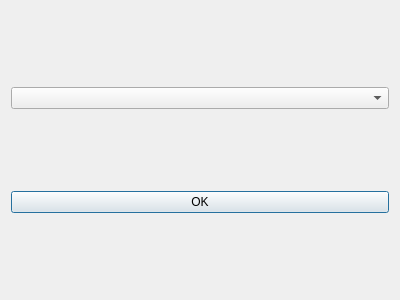
Qt form taskwindow.ui (idmit/solver) before a commit.
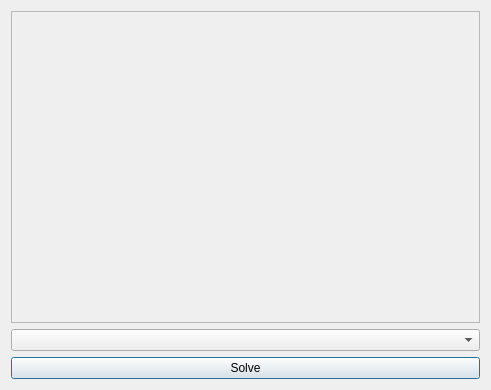
The same form after that commit.

The edit to the form file:
```diff
--- a/taskwindow.ui
+++ b/taskwindow.ui
@@ -6,31 +6,58 @@
    <rect>
     <x>0</x>
     <y>0</y>
-    <width>400</width>
-    <height>300</height>
+    <width>491</width>
+    <height>390</height>
    </rect>
   </property>
   <property name="windowTitle">
    <string>Dialog</string>
   </property>
   <layout class="QGridLayout" name="gridLayout">
-   <item row="0" column="0">
-    <layout class="QGridLayout" name="gridLayout_2">
-     <item row="0" column="0">
-      <widget class="QComboBox" name="solutionMethodsCombo"/>
-     </item>
-    </layout>
-   </item>
    <item row="1" column="0">
-    <layout class="QHBoxLayout" name="horizontalLayout">
-     <item>
-      <widget class="QPushButton" name="pushButton">
-       <property name="text">
-        <string>OK</string>
-       </property>
-      </widget>
-     </item>
-    </layout>
+    <widget class="QComboBox" name="solutionMethodsCombo"/>
+   </item>
+   <item row="2" column="0">
+    <widget class="QPushButton" name="solveButton">
+     <property name="text">
+      <string>Solve</string>
+     </property>
+    </widget>
+   </item>
+   <item row="0" column="0">
+    <widget class="QScrollArea" name="scrollArea">
+     <property name="widgetResizable">
+      <bool>true</bool>
+     </property>
+     <widget class="QWidget" name="scrollAreaContents">
+      <property name="geometry">
+       <rect>
+        <x>0</x>
+        <y>0</y>
+        <width>465</width>
+        <height>300</height>
+       </rect>
+      </property>
+      <layout class="QVBoxLayout" name="verticalLayout">
+       <item>
+        <layout class="QGridLayout" name="taskContentLayout"/>
+       </item>
+       <item>
+        <spacer name="verticalSpacer">
+         <property name="orientation">
+          <enum>Qt::Vertical</enum>
+         </property>
+         <property name="sizeHint" stdset="0">
+          <size>
+           <width>20</width>
+           <height>40</height>
+          </size>
+         </property>
+        </spacer>
+       </item>
+      </layout>
+     </widget>
+    </widget>
    </item>
   </layout>
  </widget>
```
